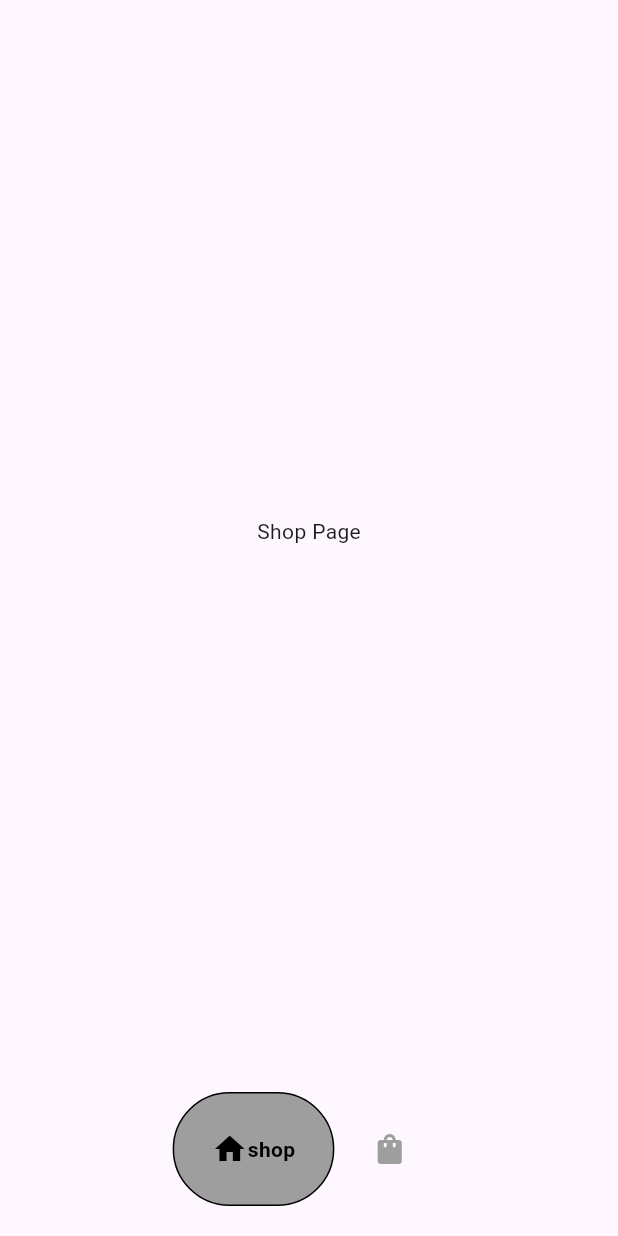
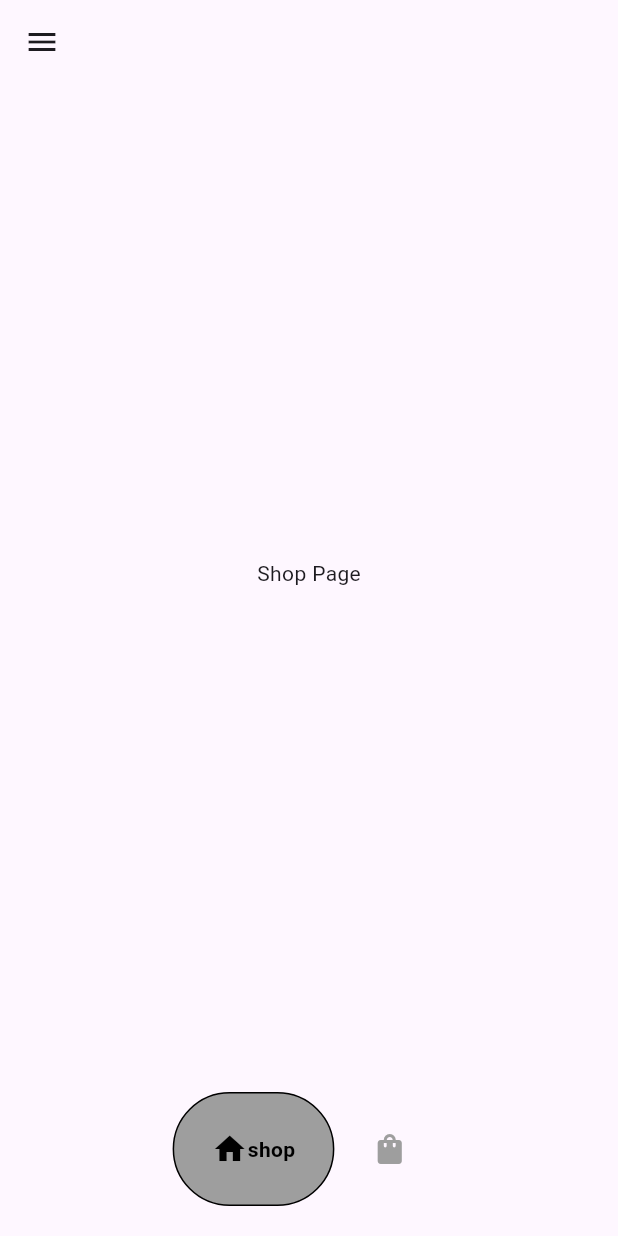
Before and after one commit to Dannansilva/ecommerce_app, a Flutter app: the screen it shows after launch, on a phone screen of 412 x 824 dp. Run offline on Flutter 3.47's test engine with Material 3 defaults, Android fonts, the phone set to English and light mode, and no system bars; drawn by our look-alikes of google_nav_bar.

Commit message:
add drower

```diff
--- a/lib/pages/home_page.dart
+++ b/lib/pages/home_page.dart
@@ -11,22 +11,22 @@ class HomePage extends StatefulWidget {
 }
 
 class _HomePageState extends State<HomePage> {
-  //this selected index is to control the bottom nav bar
+  // This selected index is to control the bottom nav bar
   int _selectedIndex = 0;
 
-  //this method will update our selected index
-  //when user tap on the bottom nav bar
+  // This method will update our selected index
+  // when user taps on the bottom nav bar
   void navigateBottomBar(int index) {
     setState(() {
       _selectedIndex = index;
     });
   }
 
-  //pages to navigate
+  // Pages to navigate
   final List<Widget> _pages = [
-    //shop page
+    // Shop page
     const ShopPage(),
-    //cart page
+    // Cart page
     const CartPage(),
   ];
 
@@ -36,6 +36,59 @@ class _HomePageState extends State<HomePage> {
       bottomNavigationBar: MyBottomNavbar(
         onTabChange: (index) => navigateBottomBar(index),
       ),
+      appBar: AppBar(
+        backgroundColor: Colors.transparent,
+        elevation: 0,
+        leading: Builder(
+          builder: (context) {
+            return IconButton(
+              onPressed: () {
+                Scaffold.of(context).openDrawer();
+              },
+              icon: Icon(Icons.menu),
+            );
+          },
+        ),
+      ),
+      drawer: Drawer(
+        backgroundColor: Colors.grey[700],
+        child: Column(
+          children: [
+            // Logo at the top
+            DrawerHeader(
+              child: Image.asset(
+                'img/logo.png',
+                color: Colors.white,
+              ),
+            ),
+            // Main menu items
+            Padding(
+              padding: const EdgeInsets.only(left: 25.0),
+              child: ListTile(
+                leading: Icon(Icons.home, color: Colors.white),
+                title: Text('Home', style: TextStyle(color: Colors.white)),
+              ),
+            ),
+            Padding(
+              padding: const EdgeInsets.only(left: 25.0),
+              child: ListTile(
+                leading: Icon(Icons.info, color: Colors.white),
+                title: Text('About', style: TextStyle(color: Colors.white)),
+              ),
+            ),
+            // Spacer to push logout to the bottom
+            Spacer(),
+            // Logout button at the bottom
+            Padding(
+              padding: const EdgeInsets.only(left: 25.0, bottom: 30),
+              child: ListTile(
+                leading: Icon(Icons.logout_outlined, color: Colors.white),
+                title: Text('Logout', style: TextStyle(color: Colors.white)),
+              ),
+            ),
+          ],
+        ),
+      ),
       body: _pages[_selectedIndex],
     );
   }
```
